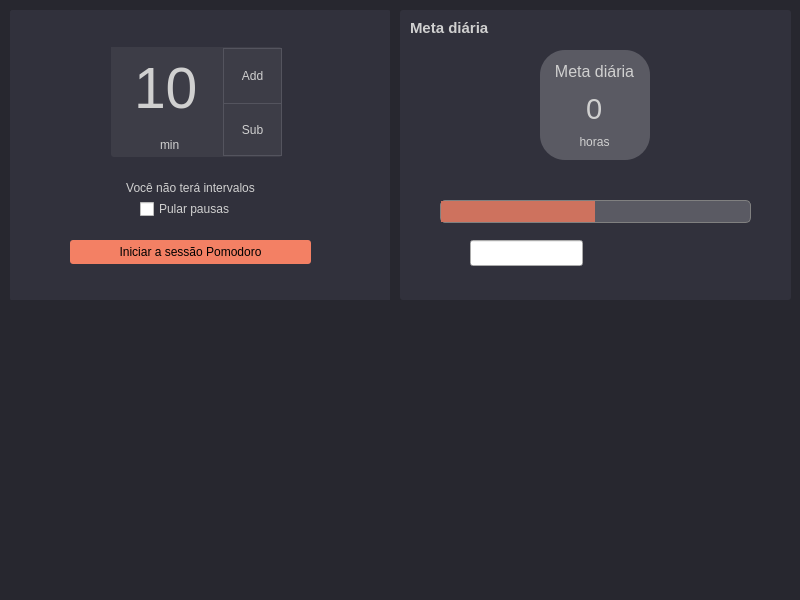
Kisrym/Pomodoro-timer, file pomodoro.ui: the form before one commit.
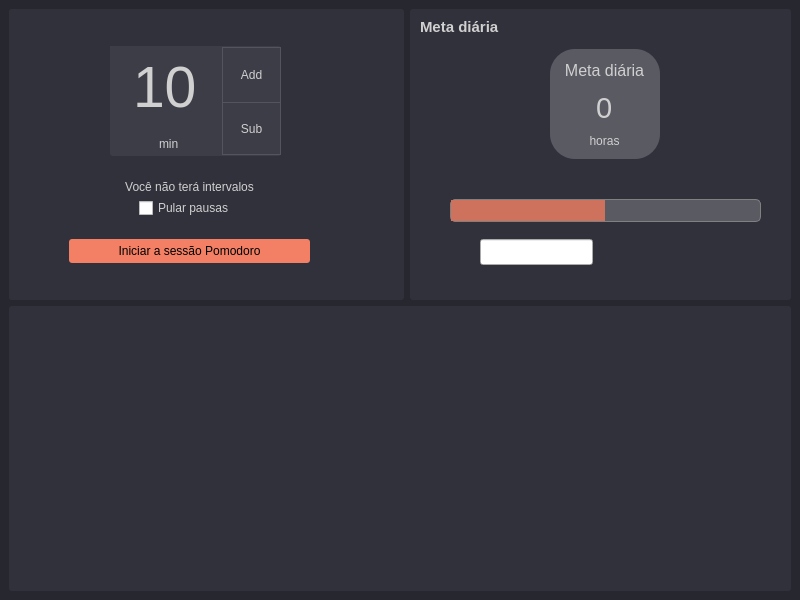
The form after the commit. The open tabs and pages were chosen to show the change. Icons and pictures are not drawn.

```diff
--- a/pomodoro.ui
+++ b/pomodoro.ui
@@ -25,15 +25,13 @@
 }</string>
   </property>
   <widget class="QWidget" name="centralwidget">
+   <layout class="QGridLayout" name="gridLayout_2">
+    <item row="0" column="0">
+     <layout class="QVBoxLayout" name="verticalLayout_2">
+      <item>
+       <layout class="QHBoxLayout" name="horizontalLayout">
+        <item>
    <widget class="QStackedWidget" name="stackedWidget">
-    <property name="geometry">
-     <rect>
-      <x>10</x>
-      <y>10</y>
-      <width>380</width>
-      <height>290</height>
-     </rect>
-    </property>
     <property name="styleSheet">
      <string notr="true">QFrame {
 	background-color: #31313c;
@@ -245,6 +243,12 @@
         <height>291</height>
        </rect>
       </property>
+            <property name="minimumSize">
+             <size>
+              <width>381</width>
+              <height>291</height>
+             </size>
+            </property>
       <property name="frameShape">
        <enum>QFrame::StyledPanel</enum>
       </property>
@@ -416,14 +420,14 @@
      </widget>
     </widget>
    </widget>
+        </item>
+        <item>
    <widget class="QFrame" name="frame_3">
-    <property name="geometry">
-     <rect>
-      <x>400</x>
-      <y>10</y>
-      <width>391</width>
-      <height>290</height>
-     </rect>
+          <property name="minimumSize">
+           <size>
+            <width>381</width>
+            <height>291</height>
+           </size>
     </property>
     <property name="styleSheet">
      <string notr="true">QFrame {
@@ -608,6 +612,26 @@
      </property>
     </widget>
    </widget>
+        </item>
+       </layout>
+      </item>
+      <item>
+       <widget class="QListWidget" name="lista_sites">
+        <property name="contextMenuPolicy">
+         <enum>Qt::CustomContextMenu</enum>
+        </property>
+        <property name="styleSheet">
+         <string notr="true">QListWidget {
+	background-color: #31313c;
+	border-radius: 3px;
+	color: #d0d0d0;
+}</string>
+        </property>
+       </widget>
+      </item>
+     </layout>
+    </item>
+   </layout>
   </widget>
  </widget>
  <resources>
```
Left out of the diff: 2 changed lines with no effect on the pictures. Lines whose indentation alone changed are shown as unchanged.
